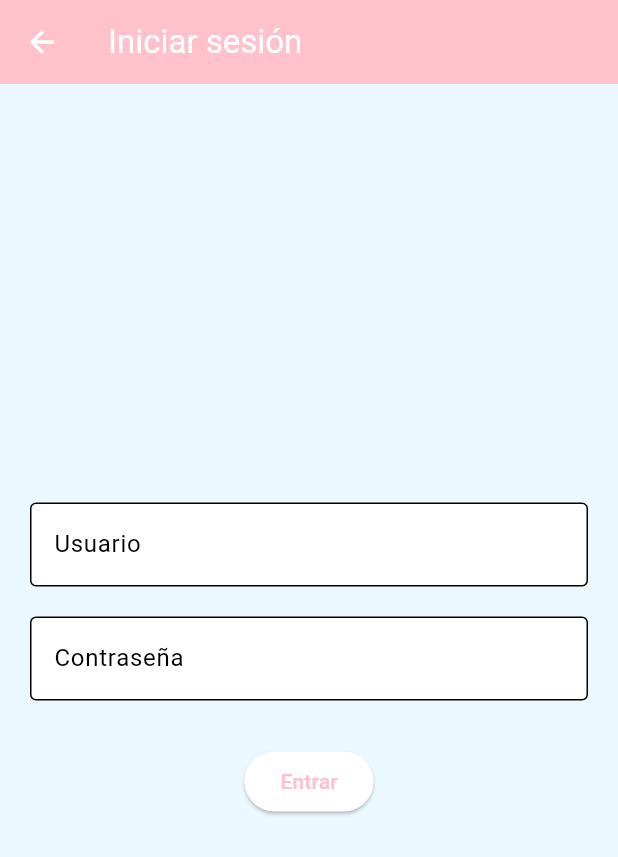
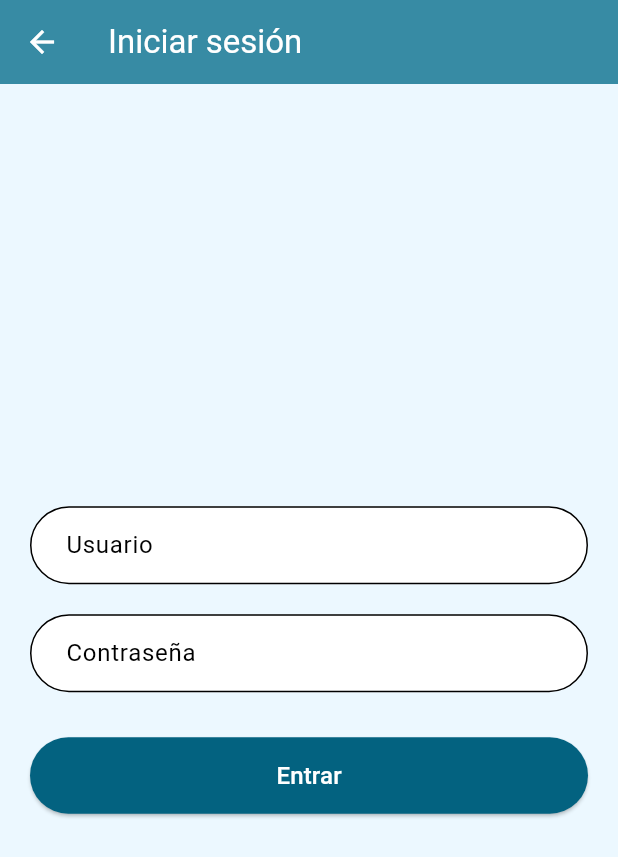
Before and after one commit to Raquel-Alcazar/AllergEat, a Flutter app: the screen it shows after launch, after a tap on "Iniciar sesión", on a phone screen of 412 x 824 dp. Shown: the top 857 px of the screen. Run offline on Flutter 3.47's test engine with Material 3 defaults, Android fonts, the phone set to English and light mode, and no system bars; our stand-ins replace sqflite; missing offline and left inert: openfoodfacts; accounts and stored records are empty.

Commit message:
Unificación de estilos y cambio de colores de la aplicación

```diff
--- a/lib/bienvenida.dart
+++ b/lib/bienvenida.dart
@@ -6,22 +6,30 @@ import 'pantalla_registro.dart';
 class Bienvenida extends StatelessWidget {
   @override
   Widget build(BuildContext context) {
-    // Definimos colores y estilos comunes (puedes ajustarlos o importarlos de un tema global)
     final primaryColor = Theme.of(context).primaryColor;
-    final buttonTextStyle = TextStyle(fontSize: 18, fontWeight: FontWeight.w600);
 
     return Scaffold(
       appBar: AppBar(
         title: Text('Bienvenido'),
         centerTitle: true,
       ),
-      body: Padding(
+      body: Align(
+        alignment: Alignment(
+            0, -0.4), // Centro horizontal, un poco hacia arriba verticalmente
+        child: Padding(
           padding: const EdgeInsets.symmetric(horizontal: 30),
           child: Column(
-          mainAxisAlignment: MainAxisAlignment.center,
+            mainAxisSize: MainAxisSize.min,
             children: [
+              Image.asset(
+                'assets/images/logo.png',
+                width: 300,
+                height: 300,
+                fit: BoxFit.contain,
+              ),
+              SizedBox(height: 10),
               Text(
-              '¡Bienvenido a la AllergEat!',
+                '¡Tu salud, nuestra prioridad!',
                 style: TextStyle(
                   fontSize: 26,
                   fontWeight: FontWeight.bold,
@@ -29,7 +37,7 @@ class Bienvenida extends StatelessWidget {
                 ),
                 textAlign: TextAlign.center,
               ),
-            SizedBox(height: 40),
+              SizedBox(height: 30),
               ElevatedButton(
                 onPressed: () {
                   Navigator.push(
@@ -38,14 +46,20 @@ class Bienvenida extends StatelessWidget {
                   );
                 },
                 style: ElevatedButton.styleFrom(
-                minimumSize: Size(double.infinity, 50),
+                  backgroundColor: Color(0xFF036280),
                   shape: RoundedRectangleBorder(
-                  borderRadius: BorderRadius.circular(8),
+                    borderRadius: BorderRadius.circular(30),
+                  ),
+                  minimumSize:
+                      Size(double.infinity, 50), // ancho completo, altura 50
+                  padding: EdgeInsets.symmetric(vertical: 14),
+                ),
+                child: Text(
+                  'Iniciar sesión',
+                  style: TextStyle(fontSize: 16, color: Colors.white),
                 ),
               ),
-              child: Text('Iniciar sesión', style: buttonTextStyle),
-            ),
-            SizedBox(height: 20),
+              SizedBox(height: 15),
               ElevatedButton(
                 onPressed: () {
                   Navigator.push(
@@ -54,14 +68,21 @@ class Bienvenida extends StatelessWidget {
                   );
                 },
                 style: ElevatedButton.styleFrom(
-                minimumSize: Size(double.infinity, 50),
+                  backgroundColor: Color(0xFF036280),
                   shape: RoundedRectangleBorder(
-                  borderRadius: BorderRadius.circular(8),
+                    borderRadius: BorderRadius.circular(30),
+                  ),
+                  minimumSize:
+                      Size(double.infinity, 50), // ancho completo, altura 50
+                  padding: EdgeInsets.symmetric(vertical: 14),
+                ),
+                child: Text(
+                  'Registrarse',
+                  style: TextStyle(fontSize: 16, color: Colors.white),
                 ),
               ),
-              child: Text('Registrarse', style: buttonTextStyle),
+            ],
           ),
-          ],
         ),
       ),
     );
--- a/lib/home_con_menu.dart
+++ b/lib/home_con_menu.dart
@@ -42,7 +42,7 @@
       body: _paginas[_paginaSeleccionada],
       bottomNavigationBar: BottomNavigationBar(
         currentIndex: _paginaSeleccionada,
-        selectedItemColor: Colors.pink.shade300,
+        selectedItemColor: const Color(0xFF378BA4),
         unselectedItemColor: Colors.grey.shade600,
         backgroundColor: Colors.white,
         onTap: _onItemTapped,
--- a/lib/main.dart
+++ b/lib/main.dart
@@ -18,13 +18,13 @@ class MyApp extends StatelessWidget {
     return MaterialApp(
       title: 'OpenFoodFacts Demo',
       theme: ThemeData(
-        scaffoldBackgroundColor: Color.fromARGB(255, 236, 248, 255),
+        scaffoldBackgroundColor: Color.fromRGBO(236, 248, 255, 1),
         colorScheme: ColorScheme.fromSwatch().copyWith(
-          primary: Color(0xFFFFC1CC),
+          primary: Color(0xFF036280),
           secondary: Color(0xFFFFD6DD),
         ),
         appBarTheme: AppBarTheme(
-          backgroundColor: Color(0xFFFFC1CC),
+          backgroundColor: Color(0xFF378BA4),
           foregroundColor: Colors.white,
         ),
         inputDecorationTheme: InputDecorationTheme(
--- a/lib/pantalla_iniciar_sesion.dart
+++ b/lib/pantalla_iniciar_sesion.dart
@@ -22,7 +22,7 @@ class PantallaIniciarSesionState extends State<PantallaIniciarSesion> {
 
       if (usuarioEncontrado is User && usuarioEncontrado.password == password) {
         ScaffoldMessenger.of(context).showSnackBar(
-          SnackBar(content: Text('¡Inicio de sesión correcto para $usuario!')),
+          SnackBar(content: Text('¡Bienvenid@ $usuario!')),
         );
 
         Navigator.pushReplacement(
@@ -30,8 +30,7 @@ class PantallaIniciarSesionState extends State<PantallaIniciarSesion> {
           MaterialPageRoute(
             builder: (context) => HomeConMenu(
               usuario: usuarioEncontrado,
-              paginaInicial:
-                  0, // Esto hace que se abra directamente la pestaña de búsqueda
+              paginaInicial: 0,
             ),
           ),
         );
@@ -60,7 +59,10 @@ class PantallaIniciarSesionState extends State<PantallaIniciarSesion> {
                 controller: _usuarioController,
                 decoration: InputDecoration(
                   labelText: 'Usuario',
-                  border: OutlineInputBorder(),
+                  border: OutlineInputBorder(
+                    borderRadius: BorderRadius.circular(30), // mismo borde redondeado
+                  ),
+                  contentPadding: EdgeInsets.symmetric(vertical: 14, horizontal: 20), // padding interno
                 ),
                 validator: (value) {
                   if (value == null || value.isEmpty) {
@@ -75,7 +77,10 @@ class PantallaIniciarSesionState extends State<PantallaIniciarSesion> {
                 obscureText: true,
                 decoration: InputDecoration(
                   labelText: 'Contraseña',
-                  border: OutlineInputBorder(),
+                  border: OutlineInputBorder(
+                    borderRadius: BorderRadius.circular(30), // mismo borde redondeado
+                  ),
+                  contentPadding: EdgeInsets.symmetric(vertical: 14, horizontal: 20), // padding interno
                 ),
                 validator: (value) {
                   if (value == null || value.isEmpty) {
@@ -90,7 +95,18 @@ class PantallaIniciarSesionState extends State<PantallaIniciarSesion> {
               SizedBox(height: 30),
               ElevatedButton(
                 onPressed: _iniciarSesion,
-                child: Text('Entrar'),
+                style: ElevatedButton.styleFrom(
+                  backgroundColor: Color(0xFF036280),
+                  shape: RoundedRectangleBorder(
+                    borderRadius: BorderRadius.circular(30),
+                  ),
+                  minimumSize: Size(double.infinity, 50),  // ancho completo, altura 50
+                  padding: EdgeInsets.symmetric(vertical: 14),
+                ),
+                child: Text(
+                  'Entrar',
+                  style: TextStyle(fontSize: 16, color: Colors.white),
+                ),
               ),
             ],
           ),
--- a/lib/pantalla_registro.dart
+++ b/lib/pantalla_registro.dart
@@ -95,16 +95,16 @@ class _PantallaRegistroState extends State<PantallaRegistro> {
               TextFormField(
                 obscureText: true,
                 decoration: InputDecoration(labelText: 'Repite la contraseña'),
-                /*validator: (value) => value != password
+                validator: (value) => value != password
                     ? 'Las contraseñas no coinciden'
-                    : null,*/
+                    : null,
                 onSaved: (value) => repetirPassword = value!,
               ),
               SizedBox(height: 30),
               ElevatedButton(
                 onPressed: _registrarse,
                 style: ElevatedButton.styleFrom(
-                  backgroundColor: Color(0xFFFFC1CC),
+                  backgroundColor: Color(0xFF036280),
                   shape: RoundedRectangleBorder(
                     borderRadius: BorderRadius.circular(30),
                   ),
--- a/lib/perfil.dart
+++ b/lib/perfil.dart
@@ -89,7 +89,8 @@
         backgroundColor: Color(0xFF378BA4),
         actions: [
           IconButton(
-            icon: Icon(Icons.logout, color: Colors.red), // 🔴 Icono rojo
+            icon: Icon(Icons.logout, color: Colors.red),
+            iconSize: 30,
             tooltip: 'Cerrar sesión',
             onPressed: cerrarSesion,
           ),
@@ -201,8 +202,6 @@
                     color: Colors.transparent,
                     child: InkWell(
                       borderRadius: BorderRadius.circular(5),
-                      splashColor: Colors.pink.shade200,
-                      highlightColor: Colors.pink.shade50,
                       onTap: () {
                         Navigator.push(
                           context,
--- a/pubspec.yaml
+++ b/pubspec.yaml
@@ -26,3 +26,5 @@ dev_dependencies:
 
 flutter:
   uses-material-design: true
+  assets:
+    - assets/images/logo.png
```
Also changed, not shown: lib/busqueda_productos.dart (+29 -12 lines), lib/detalle_producto.dart (+31 -15 lines), lib/gestionar_alergias.dart (+5 -9 lines), lib/productos_favoritos.dart (+20 -10 lines), assets/images/logo.png (added), 1 other file. Lines whose indentation alone changed are shown as unchanged.
